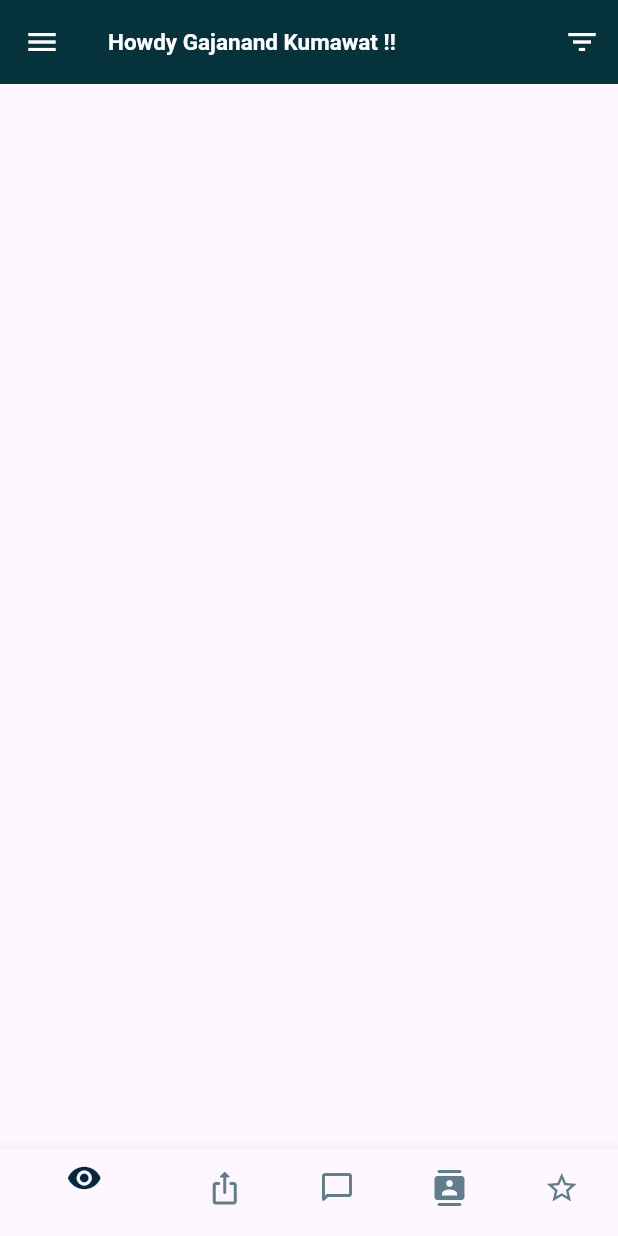
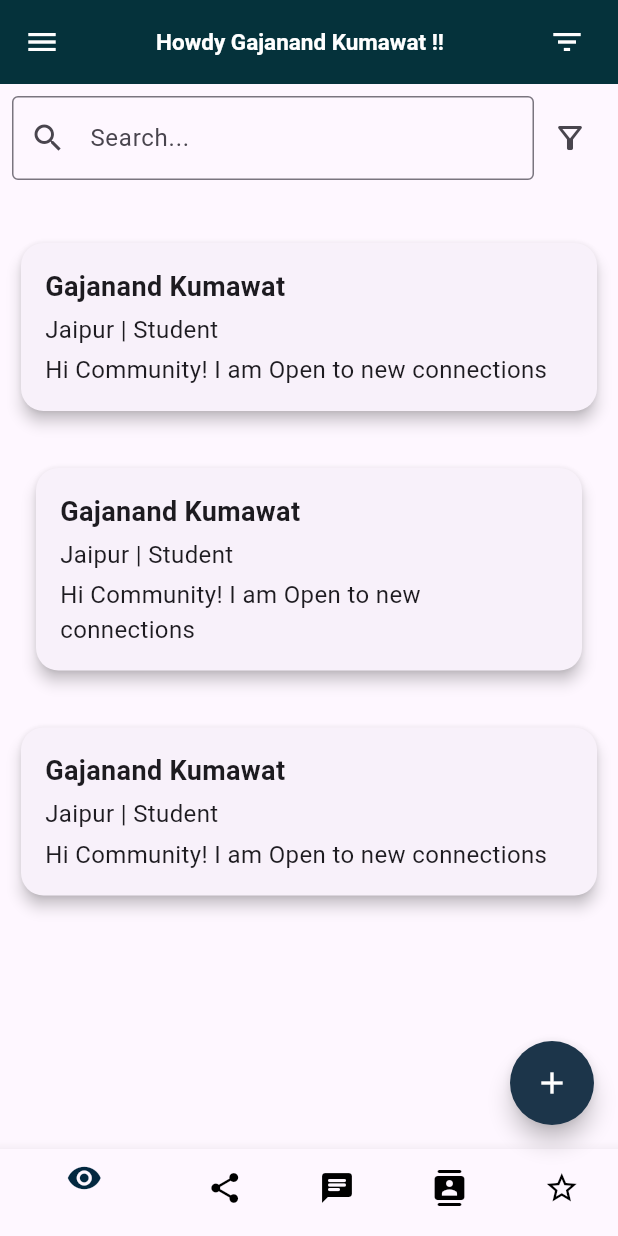
Before and after one commit to DataWhisperer10/FlutterSocialApp, a Flutter app: the screen it shows after launch, on a phone screen of 412 x 824 dp. Run offline on Flutter 3.47's test engine with Material 3 defaults, Android fonts, the light colour scheme and no system bars; our stand-ins replace google_fonts.

Commit message:
added floating button, searchbar, filter icon and cards on the explorer screen.

```diff
--- a/lib/modules/explorer/view/explorer_view.dart
+++ b/lib/modules/explorer/view/explorer_view.dart
@@ -1,3 +1,5 @@
+// ignore_for_file: non_constant_identifier_names
+
 import 'package:flutter/material.dart';
 import 'package:netclan_explorer/home_drawer.dart';
 import 'package:netclan_explorer/modules/refine/view/refine_view.dart';
@@ -16,7 +18,8 @@ class _ExplorerViewState extends State<ExplorerView> {
   Widget build(BuildContext context) {
     return Scaffold(
       appBar: AppBar(
-        title: const Text(
+        title: const Center(
+          child: Text(
             "Howdy Gajanand Kumawat !!",
             style: TextStyle(
               fontWeight: FontWeight.bold,
@@ -24,16 +27,21 @@ class _ExplorerViewState extends State<ExplorerView> {
               color: Colors.white,
             ),
           ),
+        ),
         backgroundColor: const Color.fromARGB(255, 5, 50, 59),
         actions: [
-          IconButton(
+          Padding(
+            padding: const EdgeInsets.symmetric(horizontal: 10.0),
+            child: IconButton(
               onPressed: () {
-              Navigator.of(context).push(MaterialPageRoute(builder: (context) {
+                Navigator.of(context)
+                    .push(MaterialPageRoute(builder: (context) {
                   return const RefineView();
                 }));
               },
               icon: const Icon(Icons.filter_list),
               color: Colors.white,
+            ),
           ),
         ],
         leading: Builder(
@@ -47,7 +55,70 @@ class _ExplorerViewState extends State<ExplorerView> {
         ),
       ),
       drawer: const HomeDrawer(),
-      bottomNavigationBar: BottomNavigationBar(
+      body: Column(
+          mainAxisAlignment: MainAxisAlignment.start,
+          crossAxisAlignment: CrossAxisAlignment.center,
+          children: [
+            Padding(
+              padding: const EdgeInsets.all(8.0),
+              child: Row(
+                mainAxisAlignment: MainAxisAlignment.spaceBetween,
+                children: [
+                  const Expanded(
+                    child: TextField(
+                      decoration: InputDecoration(
+                        hintText: 'Search...',
+                        prefixIcon: Icon(Icons.search),
+                        border: OutlineInputBorder(),
+                      ),
+                    ),
+                  ),
+                  IconButton(
+                      onPressed: () {},
+                      icon: const Icon(Icons.filter_alt_outlined)),
+                ],
+              ),
+            ),
+            const SizedBox(height: 20),
+            Expanded(
+              child: ListView(
+                children: [
+                  Padding(
+                    padding: const EdgeInsets.all(10.0),
+                    child: MyCard(),
+                  ),
+                  Padding(
+                    padding: const EdgeInsets.all(10.0),
+                    child: Padding(
+                      padding: const EdgeInsets.all(10.0),
+                      child: MyCard(),
+                    ),
+                  ),
+                  Padding(
+                    padding: const EdgeInsets.all(10.0),
+                    child: MyCard(),
+                  ),
+                ],
+              ),
+            )
+          ]),
+      floatingActionButton: floatingButton(),
+      bottomNavigationBar: bottomNavigationBar(),
+    );
+  }
+
+  Widget floatingButton() {
+    return FloatingActionButton(
+      backgroundColor: const Color.fromARGB(255, 28, 53, 74),
+      foregroundColor: Colors.white,
+      onPressed: () {},
+      shape: const CircleBorder(),
+      child: const Icon(Icons.add),
+    );
+  }
+
+  Widget bottomNavigationBar() {
+    return BottomNavigationBar(
       onTap: (v) {
         setState(() {
           selectedIndex = v;
@@ -57,7 +128,7 @@ class _ExplorerViewState extends State<ExplorerView> {
       selectedIconTheme: const IconThemeData(
         color: Color.fromARGB(255, 3, 40, 64),
       ),
-        unselectedIconTheme: const IconThemeData(color: Colors.blueGrey),
+      unselectedIconTheme: const IconThemeData(color: Colors.black),
       selectedLabelStyle: const TextStyle(
         color: Color.fromARGB(255, 3, 40, 64),
         fontWeight: FontWeight.bold,
@@ -72,11 +143,11 @@ class _ExplorerViewState extends State<ExplorerView> {
           label: 'Explore',
         ),
         BottomNavigationBarItem(
-            icon: Icon(Icons.ios_share_rounded),
+          icon: Icon(Icons.share),
           label: 'Network',
         ),
         BottomNavigationBarItem(
-            icon: Icon(Icons.chat_bubble_outline_rounded),
+          icon: Icon(Icons.chat_rounded),
           label: 'Chat',
         ),
         BottomNavigationBarItem(
@@ -88,7 +159,39 @@ class _ExplorerViewState extends State<ExplorerView> {
           label: 'Groups',
         ),
       ],
-      ),
     );
   }
+
+  Widget MyCard() {
+    return Card(
+        elevation: 4,
+        shape: RoundedRectangleBorder(
+          borderRadius: BorderRadius.circular(15),
+        ),
+        child: const Padding(
+          padding: EdgeInsets.all(16.0),
+          child: Column(
+            crossAxisAlignment: CrossAxisAlignment.start,
+            children: [
+              Text(
+                'Gajanand Kumawat',
+                style: TextStyle(
+                  fontSize: 18,
+                  fontWeight: FontWeight.bold,
+                ),
+              ),
+              SizedBox(height: 4),
+              Text(
+                'Jaipur | Student',
+                style: TextStyle(fontSize: 16),
+              ),
+              SizedBox(height: 4),
+              Text(
+                'Hi Community! I am Open to new connections',
+                style: TextStyle(fontSize: 16),
+              ),
+            ],
+          ),
+        ));
   }
+}
```
Lines whose indentation alone changed are shown as unchanged.
